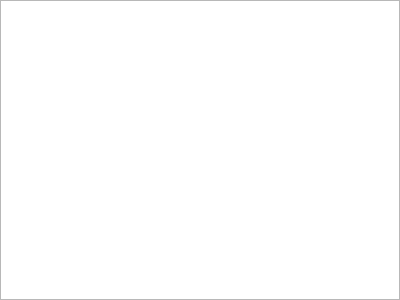
This is src/librssguard/gui/settings/settingslocalization.ui in norbusan/rssguard-debian as Qt 5 draws it before an edit. The edited form follows.
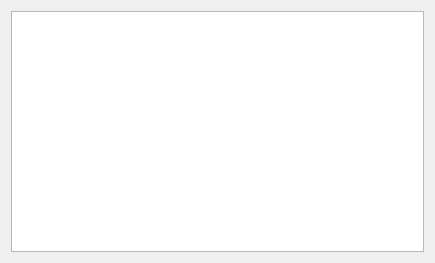
This is the edited form.

What changed in the file:
```diff
--- a/src/librssguard/gui/settings/settingslocalization.ui
+++ b/src/librssguard/gui/settings/settingslocalization.ui
@@ -6,23 +6,11 @@
    <rect>
     <x>0</x>
     <y>0</y>
-    <width>400</width>
-    <height>300</height>
+    <width>435</width>
+    <height>263</height>
    </rect>
   </property>
   <layout class="QHBoxLayout" name="horizontalLayout">
-   <property name="leftMargin">
-    <number>0</number>
-   </property>
-   <property name="topMargin">
-    <number>0</number>
-   </property>
-   <property name="rightMargin">
-    <number>0</number>
-   </property>
-   <property name="bottomMargin">
-    <number>0</number>
-   </property>
    <item>
     <widget class="QTreeWidget" name="m_treeLanguages">
      <property name="editTriggers">
```
